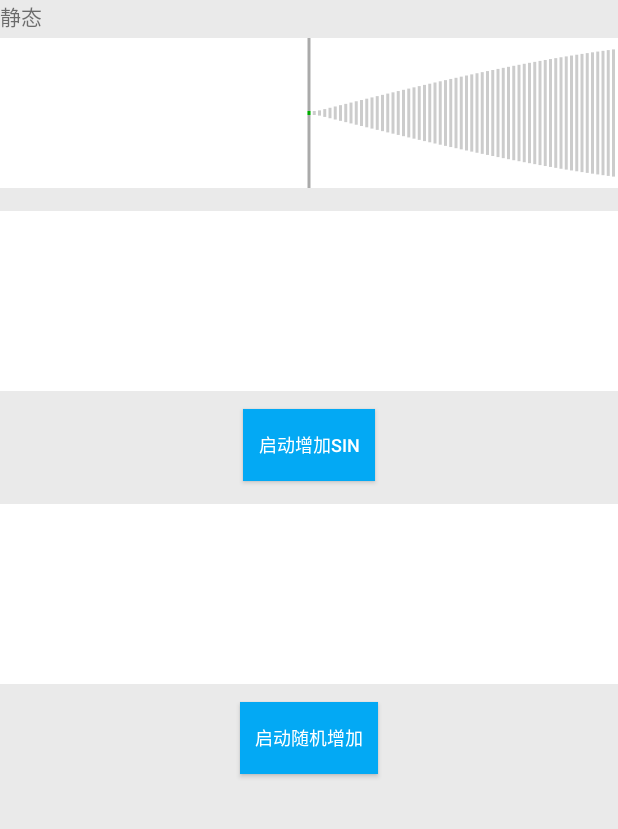
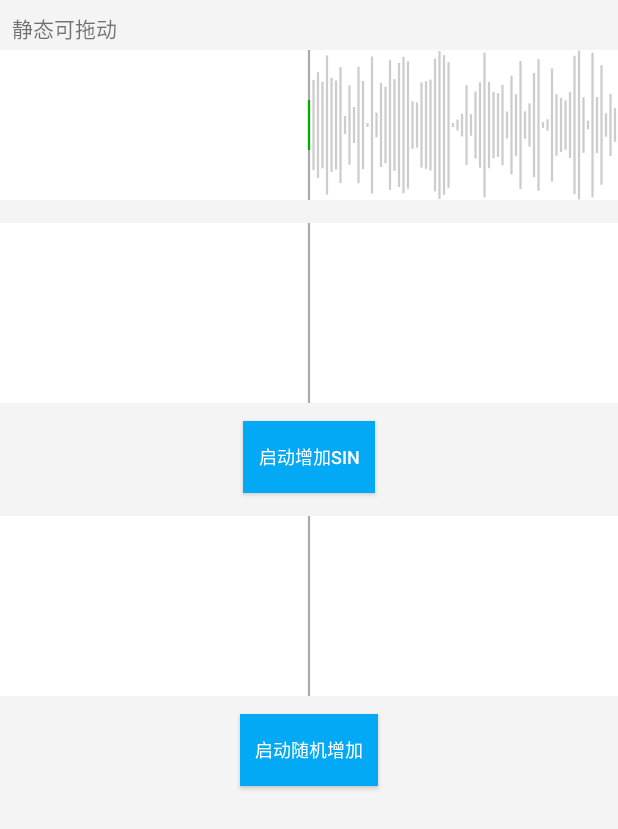
Before and after one commit to AnRFDev/Tutorial2020, an Android app built with Jetpack Compose: the SoundWaveAct screen opened directly, with no data from a screen before it, on a phone screen of 412 x 824 dp. Shown: the top 829 px of the screen. Run offline under Robolectric (Android 15) with nearby library versions, the phone set to English and light mode, and no system bars.

Commit message:
soundWave demo

```diff
--- a/app/src/main/java/com/rustfisher/tutorial2020/customview/CustomViewGuideAct.java
+++ b/app/src/main/java/com/rustfisher/tutorial2020/customview/CustomViewGuideAct.java
@@ -17,7 +17,7 @@ public class CustomViewGuideAct extends AbsGuideAct {
         super.onCreate(savedInstanceState);
         mGuideAdapter.setDataList(Arrays.asList(
                 new GuideAdapter.OptionItem("模拟声纹 Sound Wave", true, SoundWaveAct.class),
-                new GuideAdapter.OptionItem("自定义原型进度条", true, CustomView1Act.class)
+                new GuideAdapter.OptionItem("自定义圆形进度条", true, CustomView1Act.class)
         ));
         mGuideAdapter.setOnClzListener(actClz -> startActivity(new Intent(getApplicationContext(), actClz)));
     }
--- a/app/src/main/java/com/rustfisher/tutorial2020/customview/soundwave/SoundWaveAct.java
+++ b/app/src/main/java/com/rustfisher/tutorial2020/customview/soundwave/SoundWaveAct.java
@@ -5,6 +5,7 @@ import android.os.Bundle;
 import android.os.Handler;
 import android.os.Looper;
 import android.util.Log;
+import android.view.MotionEvent;
 
 import androidx.annotation.Nullable;
 import androidx.appcompat.app.AppCompatActivity;
@@ -57,8 +58,7 @@ public class SoundWaveAct extends AppCompatActivity {
     private void setData1() {
         List<Float> dataList = new ArrayList<>();
         for (int i = 0; i < 1000; i++) {
-            final float v = (float) Math.abs(Math.sin(Math.toRadians(i))) * soundWaveView.getShowMaxData();
-            dataList.add(v);
+            dataList.add((float) (Math.random() * soundWaveView.getShowMaxData()));
         }
         soundWaveView.setDataList(dataList);
         soundWaveView.setMidIndex(0);
@@ -67,6 +67,11 @@ public class SoundWaveAct extends AppCompatActivity {
             @Override
             public void onMoveEnd() {
                 Log.d(TAG, "onMoveEnd: " + soundWaveView.getMidIndex());
+            }
+
+            @Override
+            public void onDragTouchEvent(MotionEvent event) {
+                // 在这里可以收到触摸事件
             }
         });
     }
--- a/app/src/main/java/com/rustfisher/tutorial2020/customview/soundwave/SoundWaveView.java
+++ b/app/src/main/java/com/rustfisher/tutorial2020/customview/soundwave/SoundWaveView.java
@@ -15,10 +15,6 @@ import java.util.ArrayList;
 import java.util.List;
 
 /**
- * 1. 确定宽高
- * 2. 确定可以显示多少个刻度
- * 3. 确定刻度最大高度
- *
  * @author an.rustfisher.com
  */
 public class SoundWaveView extends View {
@@ -36,9 +32,9 @@ public class SoundWaveView extends View {
 
     private int mode = MODE_PLAY; // 1 播放
     private List<Float> dataList = new ArrayList<>(100);
-    private float showMaxData = 300f; // 能显示的最大数据
+    private float showMaxData = 40f; // 能显示的最大数据
     private int midIndex = 0;   // 在中间显示的数据的下标
-    private float barWidDp = 2f;
+    private float barWidDp = 1.5f;
     private float barWidPx = 3f;
     private float barGapPx = barWidPx / 2;
     private int barCount = 1;       // 当前宽度能绘制多少个柱子
@@ -55,6 +51,8 @@ public class SoundWaveView extends View {
 
     public interface OnEvent {
         void onMoveEnd(); // 停止拖动了
+
+        void onDragTouchEvent(MotionEvent event);
     }
 
     private OnEvent onEventListener;
@@ -87,6 +85,7 @@ public class SoundWaveView extends View {
         super.onDraw(canvas);
         if (dataList == null || dataList.isEmpty()) {
             // draw nothing
+            drawMiddleLine(canvas);
             return;
         }
         float x0 = viewWid / 2.0f;
@@ -114,6 +113,7 @@ public class SoundWaveView extends View {
             } else {
                 paint.setColor(rightColor);
             }
+            paint.setStrokeWidth(barWidPx);
             float bh = (d / showMaxData) * viewHeight;
             bh = Math.max(bh, 4); // 最小也要一点高度
             float bhGap = (viewHeight - bh) / 2f;
@@ -121,8 +121,16 @@ public class SoundWaveView extends View {
         }
 //        }
 
+        drawMiddleLine(canvas);
+    }
+
+    private void drawMiddleLine(Canvas canvas) {
         paint.setColor(middleLineColor);
         canvas.drawLine(viewWid / 2f, 0, viewWid / 2f, viewHeight, paint);
+    }
+
+    public float getMidByPercent() {
+        return midIndex / (float) (dataList.size() - 1);
     }
 
     @Override
@@ -149,6 +157,9 @@ public class SoundWaveView extends View {
                     tellOnMoveEnd();
                     break;
             }
+            if (onEventListener != null) {
+                onEventListener.onDragTouchEvent(event);
+            }
             return true;
         }
         return super.onTouchEvent(event);
@@ -166,13 +177,23 @@ public class SoundWaveView extends View {
         return midIndex;
     }
 
+    public List<Float> getDataList() {
+        return dataList;
+    }
+
     public void setOnEventListener(OnEvent onEventListener) {
         this.onEventListener = onEventListener;
     }
 
+    public void clear() {
+        dataList = new ArrayList<>();
+        midIndex = 0;
+        invalidate();
+    }
+
     private void calBarPara() {
         barWidPx = dp2Px(barWidDp);
-        barGapPx = barWidPx * 0.75f;
+        barGapPx = barWidPx;
         barCount = (int) ((viewWid - barGapPx) / (barWidPx + barGapPx));
         paint.setStrokeWidth(barWidPx);
         Log.d(TAG, "calBarPara: barCount: " + barCount);
@@ -189,9 +210,16 @@ public class SoundWaveView extends View {
         invalidate();
     }
 
+    public void setMidEnd() {
+        setMidIndex(dataList.size() - 1);
+    }
+
     // 设置当前播放进度
     public void setPlayPercent(float percent) {
-
+        midIndex = (int) (percent * (dataList.size() - 1));
+        if (percent >= 1) {
+            midIndex = dataList.size() - 1;
+        }
         invalidate();
     }
 
--- a/app/src/main/res/layout/act_sound_wave.xml
+++ b/app/src/main/res/layout/act_sound_wave.xml
@@ -3,13 +3,15 @@
     xmlns:app="http://schemas.android.com/apk/res-auto"
     android:layout_width="match_parent"
     android:layout_height="match_parent"
-    android:background="#eaeaea"
+    android:background="#F4F4F4"
     android:orientation="vertical">
 
     <TextView
         android:layout_width="wrap_content"
         android:layout_height="wrap_content"
-        android:text="静态" />
+        android:layout_marginStart="8dp"
+        android:layout_marginTop="8dp"
+        android:text="静态可拖动" />
 
     <com.rustfisher.tutorial2020.customview.soundwave.SoundWaveView
         android:id="@+id/sound_wave_view"
```
Also changed, not shown: mediasamples/src/main/java/com/rustfisher/mediasamples/camera/AudioReadHelper.java (added, +36 -0 lines).
